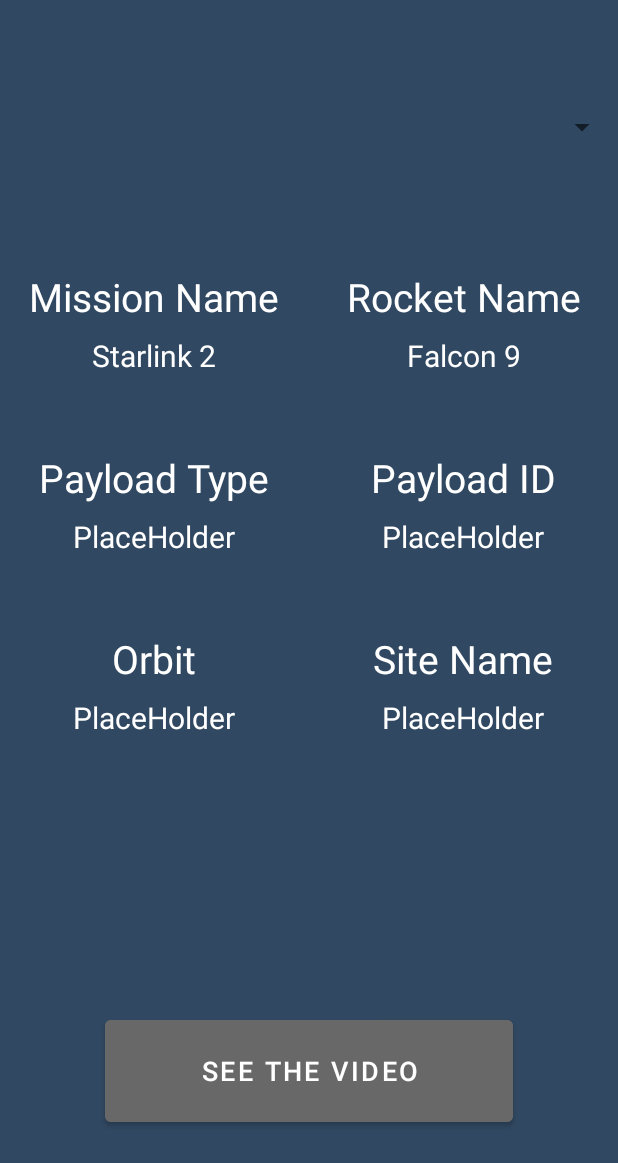
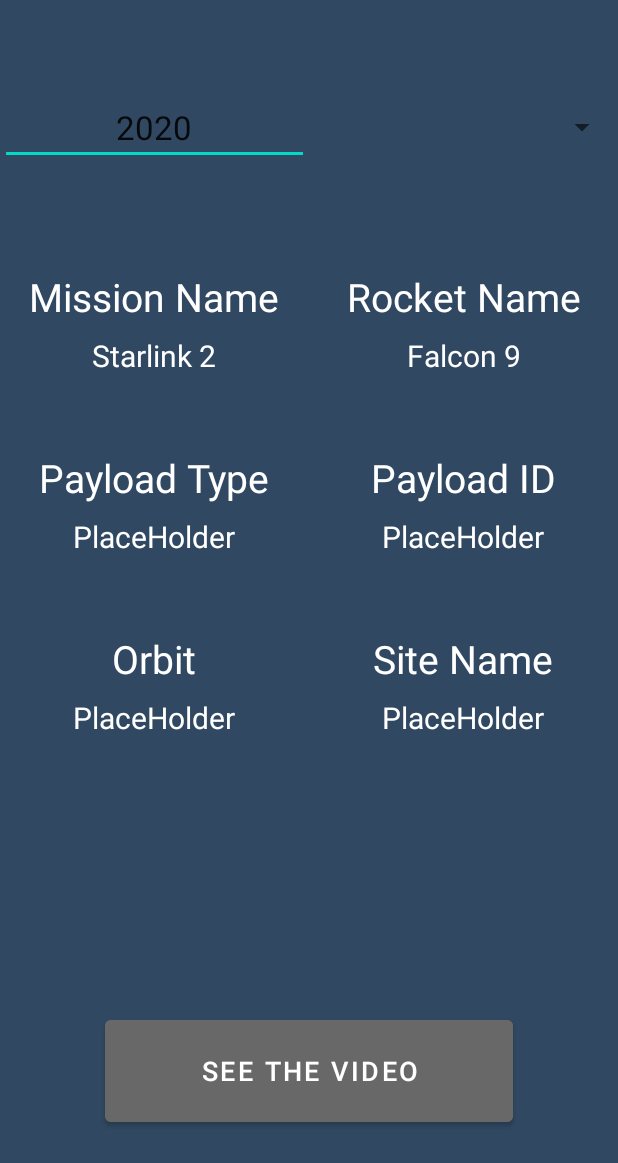
Before and after one commit to Icaro-G-Silva/SpaceDroid, an Android app: the layout activity_space_x.xml on its own in the app's theme, with its tools: preview values and no code run, on a phone screen of 412 x 824 dp. Shown: the top 1163 px of the screen. Run offline under Robolectric (Android 15) with nearby library versions, the phone set to English and light mode, and no system bars.

Commit message:
Done SpaceX API

```diff
--- /dev/null
+++ b/app/src/main/java/com/example/launchcontrol/enums/SpaceXEnum.kt
@@ -0,0 +1,5 @@
+package com.example.launchcontrol.enums
+
+enum class SpaceXEnum(val year: Int) {
+    INITIAL_YEAR(2006)
+}
--- /dev/null
+++ b/app/src/main/java/com/example/launchcontrol/enums/TwrEnum.kt
@@ -0,0 +1,6 @@
+package com.example.launchcontrol.enums
+
+enum class TwrEnum(val representationalNumber: Int) {
+    INCREMENT(1),
+    DECREMENT(0)
+}
--- a/app/src/main/java/com/example/launchcontrol/retrofit/RetroFitConfig.kt
+++ b/app/src/main/java/com/example/launchcontrol/retrofit/RetroFitConfig.kt
@@ -1,5 +1,6 @@
 package com.example.launchcontrol.retrofit
 
+import com.example.launchcontrol.retrofit.services.LaunchesService
 import retrofit2.Retrofit
 import retrofit2.converter.gson.GsonConverterFactory
 
--- a/app/src/main/java/com/example/launchcontrol/retrofit/LaunchesService.kt
+++ b/app/src/main/java/com/example/launchcontrol/retrofit/services/LaunchesService.kt
@@ -1,5 +1,6 @@
-package com.example.launchcontrol.retrofit
+package com.example.launchcontrol.retrofit.services
 
+import com.example.launchcontrol.retrofit.entities.Launches
 import retrofit2.Call
 import retrofit2.http.GET
 import retrofit2.http.Query
--- a/app/src/main/res/layout/activity_space_x.xml
+++ b/app/src/main/res/layout/activity_space_x.xml
@@ -24,6 +24,21 @@
         app:layout_constraintStart_toStartOf="parent"
         app:layout_constraintEnd_toEndOf="parent" />
 
+    <EditText
+        android:id="@+id/launchYear"
+        android:layout_width="0dp"
+        android:layout_height="wrap_content"
+        android:layout_marginVertical="60dp"
+        android:inputType="number"
+        android:maxLength="4"
+        android:tooltipText="Minimum year: 2006"
+        tools:text = "2020"
+        android:textSize="22sp"
+        android:gravity="center_horizontal"
+        app:layout_constraintTop_toTopOf="parent"
+        app:layout_constraintStart_toStartOf="parent"
+        app:layout_constraintEnd_toStartOf="@id/guideline" />
+
     <Spinner
         android:id="@+id/launches_spinner"
         android:layout_width="0dp"
@@ -32,8 +47,10 @@
         tools:visibility="visible"
         android:layout_marginVertical="60dp"
         app:layout_constraintEnd_toEndOf="parent"
-        app:layout_constraintStart_toStartOf="parent"
+        app:layout_constraintStart_toEndOf="@id/guideline"
         app:layout_constraintTop_toTopOf="parent" />
+
+    <!-- SEPARATOR -->
 
     <TextView
         android:id="@+id/missionName"
@@ -46,7 +63,7 @@
         android:gravity="center_horizontal"
         app:layout_constraintStart_toStartOf="parent"
         app:layout_constraintEnd_toEndOf="@id/guideline"
-        app:layout_constraintTop_toBottomOf="@id/launches_spinner" />
+        app:layout_constraintTop_toBottomOf="@id/launchYear" />
 
     <TextView
         android:id="@+id/missionName_Content"
```
Also changed, not shown: app/src/main/java/com/example/launchcontrol/SpaceXActivity.kt (+50 -22 lines), app/src/main/java/com/example/launchcontrol/TwrActivity.kt (+4 -3 lines), app/src/main/java/com/example/launchcontrol/retrofit/Launches.kt (deleted, +0 -26 lines), app/src/main/java/com/example/launchcontrol/retrofit/entities/LaunchSite.kt (added, +8 -0 lines), app/src/main/java/com/example/launchcontrol/retrofit/entities/Launches.kt (added, +17 -0 lines), app/src/main/java/com/example/launchcontrol/retrofit/entities/Links.kt (added, +8 -0 lines), app/src/main/java/com/example/launchcontrol/retrofit/entities/Payload.kt (added, +14 -0 lines), app/src/main/java/com/example/launchcontrol/retrofit/entities/Rocket.kt (added, +11 -0 lines), app/src/main/java/com/example/launchcontrol/retrofit/entities/SecondStage.kt (added, +8 -0 lines).
